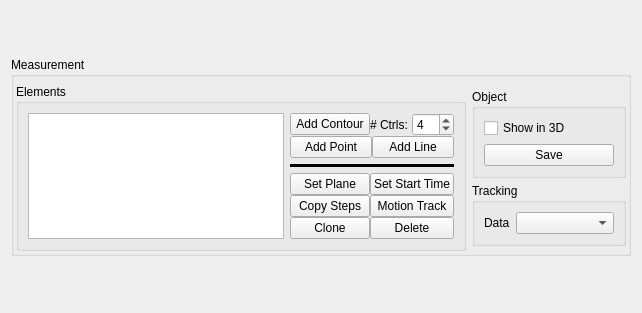
This is src/ui/Measure2DView.ui in ericspod/Eidolon as Qt 5 draws it before an edit. The edited form follows.
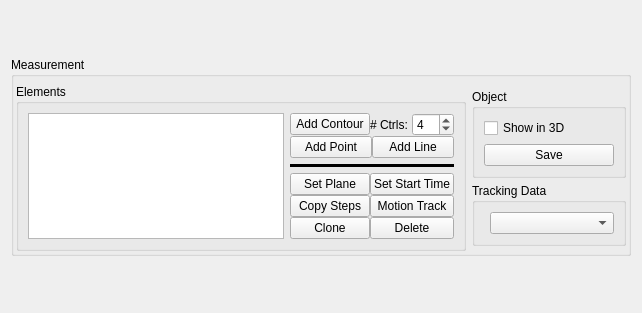
This is the edited form.

The edit to the form file:
```diff
--- a/src/ui/Measure2DView.ui
+++ b/src/ui/Measure2DView.ui
@@ -350,19 +350,12 @@
            </sizepolicy>
           </property>
           <property name="title">
-           <string>Tracking</string>
+           <string>Tracking Data</string>
           </property>
           <layout class="QFormLayout" name="formLayout">
            <property name="fieldGrowthPolicy">
             <enum>QFormLayout::AllNonFixedFieldsGrow</enum>
            </property>
-           <item row="1" column="0">
-            <widget class="QLabel" name="label_2">
-             <property name="text">
-              <string>Data</string>
-             </property>
-            </widget>
-           </item>
            <item row="1" column="1">
             <widget class="QComboBox" name="trackDataBox">
              <property name="sizePolicy">
```
